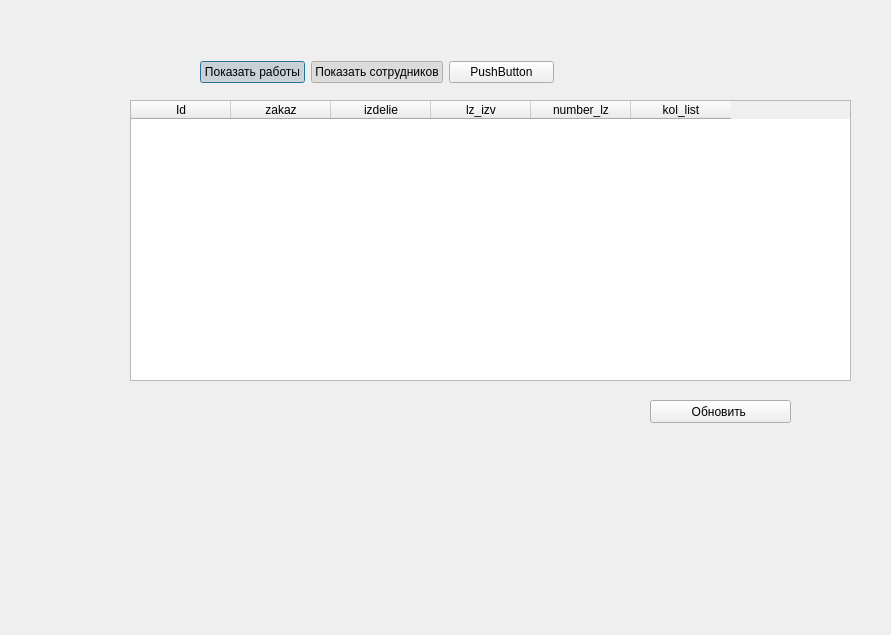
Old version of the form UI_static/admin_franme.ui in the repository Galt12/pyqt6learn.
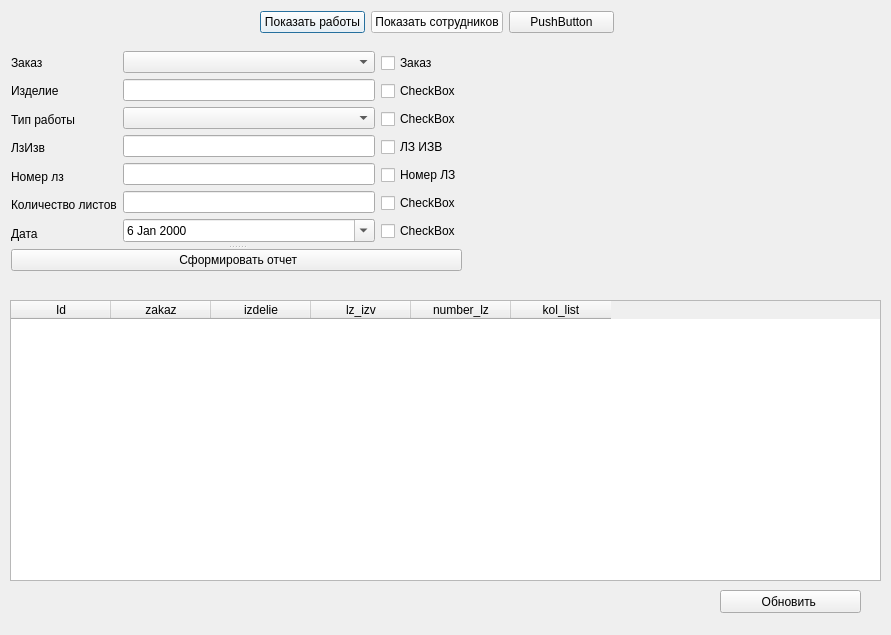
New version of the form.

The edit to the form file:
```diff
--- a/UI_static/admin_franme.ui
+++ b/UI_static/admin_franme.ui
@@ -16,8 +16,8 @@
   <widget class="QWidget" name="layoutWidget">
    <property name="geometry">
     <rect>
-     <x>200</x>
-     <y>60</y>
+     <x>260</x>
+     <y>10</y>
      <width>354</width>
      <height>25</height>
     </rect>
@@ -25,6 +25,15 @@
    <layout class="QHBoxLayout" name="horizontalLayout">
     <item>
      <widget class="QPushButton" name="show_work">
+      <property name="styleSheet">
+       <string notr="true">QPushButton {
+    background-color: white;
+}
+
+QPushButton:checked {
+    background-color: green;
+}</string>
+      </property>
       <property name="text">
        <string>Показать работы</string>
       </property>
@@ -32,7 +41,7 @@
        <bool>true</bool>
       </property>
       <property name="checked">
-       <bool>true</bool>
+       <bool>false</bool>
       </property>
       <property name="autoExclusive">
        <bool>true</bool>
@@ -41,6 +50,15 @@
     </item>
     <item>
      <widget class="QPushButton" name="show_users">
+      <property name="styleSheet">
+       <string notr="true">QPushButton {
+    background-color: white;
+}
+
+QPushButton:checked {
+    background-color: green;
+}</string>
+      </property>
       <property name="text">
        <string>Показать сотрудников</string>
       </property>
@@ -48,7 +66,7 @@
        <bool>true</bool>
       </property>
       <property name="checked">
-       <bool>true</bool>
+       <bool>false</bool>
       </property>
       <property name="autoExclusive">
        <bool>true</bool>
@@ -67,8 +85,8 @@
   <widget class="QPushButton" name="pushButton_4">
    <property name="geometry">
     <rect>
-     <x>650</x>
-     <y>400</y>
+     <x>720</x>
+     <y>590</y>
      <width>141</width>
      <height>23</height>
     </rect>
@@ -80,9 +98,9 @@
   <widget class="QTableWidget" name="tableWidget">
    <property name="geometry">
     <rect>
-     <x>130</x>
-     <y>100</y>
-     <width>721</width>
+     <x>10</x>
+     <y>300</y>
+     <width>871</width>
      <height>281</height>
     </rect>
    </property>
@@ -117,6 +135,170 @@
     </property>
    </column>
   </widget>
+  <widget class="QSplitter" name="splitter">
+   <property name="geometry">
+    <rect>
+     <x>11</x>
+     <y>51</y>
+     <width>451</width>
+     <height>220</height>
+    </rect>
+   </property>
+   <property name="orientation">
+    <enum>Qt::Vertical</enum>
+   </property>
+   <widget class="QWidget" name="layoutWidget">
+    <layout class="QHBoxLayout" name="horizontalLayout_2">
+     <item>
+      <layout class="QVBoxLayout" name="verticalLayout">
+       <item>
+        <widget class="QLabel" name="label">
+         <property name="text">
+          <string>Заказ</string>
+         </property>
+        </widget>
+       </item>
+       <item>
+        <widget class="QLabel" name="label_2">
+         <property name="text">
+          <string>Изделие</string>
+         </property>
+        </widget>
+       </item>
+       <item>
+        <widget class="QLabel" name="label_8">
+         <property name="text">
+          <string>Тип работы</string>
+         </property>
+        </widget>
+       </item>
+       <item>
+        <widget class="QLabel" name="label_3">
+         <property name="text">
+          <string>ЛзИзв</string>
+         </property>
+        </widget>
+       </item>
+       <item>
+        <widget class="QLabel" name="label_4">
+         <property name="text">
+          <string>Номер лз</string>
+         </property>
+        </widget>
+       </item>
+       <item>
+        <widget class="QLabel" name="label_5">
+         <property name="text">
+          <string>Количество листов</string>
+         </property>
+        </widget>
+       </item>
+       <item>
+        <widget class="QLabel" name="label_7">
+         <property name="text">
+          <string>Дата</string>
+         </property>
+        </widget>
+       </item>
+      </layout>
+     </item>
+     <item>
+      <layout class="QVBoxLayout" name="verticalLayout_3">
+       <item>
+        <widget class="QComboBox" name="zakazBox"/>
+       </item>
+       <item>
+        <widget class="QLineEdit" name="lineEdit_2"/>
+       </item>
+       <item>
+        <widget class="QComboBox" name="type_works"/>
+       </item>
+       <item>
+        <widget class="QLineEdit" name="lineEdit_4"/>
+       </item>
+       <item>
+        <widget class="QLineEdit" name="lineEdit_3"/>
+       </item>
+       <item>
+        <widget class="QLineEdit" name="lineEdit_5"/>
+       </item>
+       <item>
+        <widget class="QDateEdit" name="dateEdit">
+         <property name="calendarPopup">
+          <bool>true</bool>
+         </property>
+         <property name="date">
+          <date>
+           <year>2000</year>
+           <month>1</month>
+           <day>6</day>
+          </date>
+         </property>
+        </widget>
+       </item>
+      </layout>
+     </item>
+     <item>
+      <layout class="QVBoxLayout" name="verticalLayout_2">
+       <item>
+        <widget class="QCheckBox" name="zakazBox_2">
+         <property name="text">
+          <string>Заказ</string>
+         </property>
+        </widget>
+       </item>
+       <item>
+        <widget class="QCheckBox" name="checkBox_2">
+         <property name="text">
+          <string>CheckBox</string>
+         </property>
+        </widget>
+       </item>
+       <item>
+        <widget class="QCheckBox" name="checkBox_3">
+         <property name="text">
+          <string>CheckBox</string>
+         </property>
+        </widget>
+       </item>
+       <item>
+        <widget class="QCheckBox" name="checkBox_4">
+         <property name="text">
+          <string>ЛЗ ИЗВ</string>
+         </property>
+        </widget>
+       </item>
+       <item>
+        <widget class="QCheckBox" name="checkBox_6">
+         <property name="text">
+          <string>Номер ЛЗ</string>
+         </property>
+        </widget>
+       </item>
+       <item>
+        <widget class="QCheckBox" name="checkBox_5">
+         <property name="text">
+          <string>CheckBox</string>
+         </property>
+        </widget>
+       </item>
+       <item>
+        <widget class="QCheckBox" name="checkBox_7">
+         <property name="text">
+          <string>CheckBox</string>
+         </property>
+        </widget>
+       </item>
+      </layout>
+     </item>
+    </layout>
+   </widget>
+   <widget class="QPushButton" name="otchet_btn">
+    <property name="text">
+     <string> Сформировать отчет</string>
+    </property>
+   </widget>
+  </widget>
  </widget>
  <resources/>
  <connections/>
```
